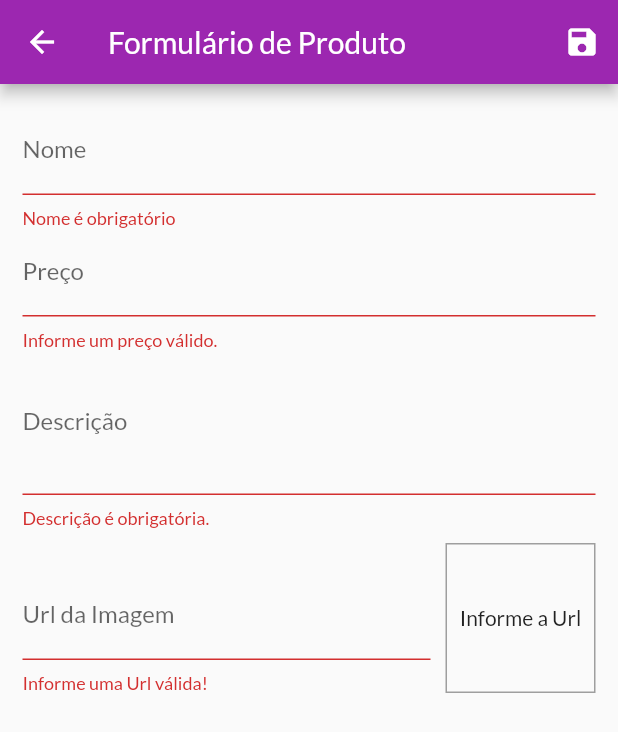
After one commit to rmcassio/shop-app, a Flutter app: the ProductFormPage screen opened by its route, after a tap on the "save" icon, on a phone screen of 412 x 824 dp. The commit adds this screen. Shown: the top 732 px of the screen. Run offline on Flutter 3.47's test engine with Material 2 defaults, Android fonts, the phone set to English and light mode, and no system bars; network calls fail.

Commit message:
applying form, add and delete

```diff
--- a/lib/components/product_grid.dart
+++ b/lib/components/product_grid.dart
@@ -1,6 +1,6 @@
 import 'package:flutter/material.dart';
 import 'package:provider/provider.dart';
-import 'package:shop_app/components/product_item.dart';
+import 'package:shop_app/components/product_grid_item.dart';
 import 'package:shop_app/models/product.dart';
 import '../models/product_list.dart';
 
@@ -19,7 +19,7 @@ class ProductGrid extends StatelessWidget {
       itemCount: loadedProducts.length,
       itemBuilder: (ctx, i) => ChangeNotifierProvider.value(
         value: loadedProducts[i],
-        child: ProductItem(),
+        child: ProductGridItem(),
       ),
       gridDelegate: const SliverGridDelegateWithFixedCrossAxisCount(
         crossAxisCount: 2,
--- a/lib/main.dart
+++ b/lib/main.dart
@@ -5,6 +5,8 @@ import 'package:shop_app/models/order_list.dart';
 import 'package:shop_app/models/product_list.dart';
 import 'package:shop_app/pages/cart_page.dart';
 import 'package:shop_app/pages/product_detail_page.dart';
+import 'package:shop_app/pages/product_form_page.dart';
+import 'package:shop_app/pages/products_page.dart';
 import 'package:shop_app/pages/products_overview_page.dart';
 import 'package:shop_app/utils/app_routes.dart';
 
@@ -45,6 +47,8 @@ class MyApp extends StatelessWidget {
           AppRoutes.PRODUCT_DETAIL: (ctx) => ProductDetailPage(),
           AppRoutes.CART: (ctx) => CartPage(),
           AppRoutes.ORDERS: (ctx) => OrdersPage(),
+          AppRoutes.PRODUCTS: (ctx) => ProductsPage(),
+          AppRoutes.PRODUCT_FORM: (ctx) => ProductFormPage(),
         },
         debugShowCheckedModeBanner: false,
       ),
--- /dev/null
+++ b/lib/pages/product_form_page.dart
@@ -0,0 +1,231 @@
+import 'package:flutter/material.dart';
+import 'package:provider/provider.dart';
+import 'package:shop_app/models/product_list.dart';
+
+import '../models/product.dart';
+
+class ProductFormPage extends StatefulWidget {
+  const ProductFormPage({Key? key}) : super(key: key);
+
+  @override
+  _ProductFormPageState createState() => _ProductFormPageState();
+}
+
+class _ProductFormPageState extends State<ProductFormPage> {
+  final _priceFocus = FocusNode();
+  final _descriptionFocus = FocusNode();
+
+  final _imageUrlFocus = FocusNode();
+  final _imageUrlController = TextEditingController();
+
+  final _formKey = GlobalKey<FormState>();
+  final _formData = Map<String, Object>();
+
+  @override
+  void initState() {
+    super.initState();
+    _imageUrlFocus.addListener(updateImage);
+  }
+
+  @override
+  void didChangeDependencies() {
+    super.didChangeDependencies();
+
+    if (_formData.isEmpty) {
+      final arg = ModalRoute.of(context)?.settings.arguments;
+
+      if (arg != null) {
+        final product = arg as Product;
+        _formData['id'] = product.id;
+        _formData['name'] = product.name;
+        _formData['price'] = product.price;
+        _formData['description'] = product.description;
+        _formData['imageUrl'] = product.imageUrl;
+
+        _imageUrlController.text = product.imageUrl;
+      }
+    }
+  }
+
+  @override
+  void dispose() {
+    super.dispose();
+    _priceFocus.dispose();
+    _descriptionFocus.dispose();
+
+    _imageUrlFocus.removeListener(updateImage);
+    _imageUrlFocus.dispose();
+  }
+
+  void updateImage() {
+    setState(() {});
+  }
+
+  bool isValidImageUrl(String url) {
+    bool isValidUrl = Uri.tryParse(url)?.hasAbsolutePath ?? false;
+    bool endsWithFile = url.toLowerCase().endsWith('.png') ||
+        url.toLowerCase().endsWith('.jpg') ||
+        url.toLowerCase().endsWith('.jpeg');
+    return isValidUrl && endsWithFile;
+  }
+
+  void _submitForm() {
+    final isValid = _formKey.currentState?.validate() ?? false;
+
+    if (!isValid) {
+      return;
+    }
+
+    _formKey.currentState?.save();
+
+    Provider.of<ProductList>(
+      context,
+      listen: false,
+    ).saveProduct(_formData);
+
+    Navigator.of(context).pop();
+  }
+
+  @override
+  Widget build(BuildContext context) {
+    return Scaffold(
+      appBar: AppBar(
+        title: Text('Formulário de Produto'),
+        actions: [
+          IconButton(
+            onPressed: _submitForm,
+            icon: Icon(Icons.save),
+          ),
+        ],
+      ),
+      body: Padding(
+        padding: const EdgeInsets.all(15),
+        child: Form(
+          key: _formKey,
+          child: ListView(
+            children: [
+              TextFormField(
+                initialValue: _formData['name']?.toString(),
+                decoration: InputDecoration(
+                  labelText: 'Nome',
+                ),
+                textInputAction: TextInputAction.next,
+                onFieldSubmitted: (_) {
+                  FocusScope.of(context).requestFocus(_priceFocus);
+                },
+                onSaved: (name) => _formData['name'] = name ?? '',
+                validator: (_name) {
+                  final name = _name ?? '';
+
+                  if (name.trim().isEmpty) {
+                    return 'Nome é obrigatório';
+                  }
+
+                  if (name.trim().length < 3) {
+                    return 'Nome precisa no mínimo de 3 letras.';
+                  }
+
+                  return null;
+                },
+              ),
+              TextFormField(
+                initialValue: _formData['price']?.toString(),
+                decoration: InputDecoration(labelText: 'Preço'),
+                textInputAction: TextInputAction.next,
+                focusNode: _priceFocus,
+                keyboardType: TextInputType.numberWithOptions(
+                  decimal: true,
+                ),
+                onFieldSubmitted: (_) {
+                  FocusScope.of(context).requestFocus(_descriptionFocus);
+                },
+                onSaved: (price) =>
+                    _formData['price'] = double.parse(price ?? '0'),
+                validator: (_price) {
+                  final priceString = _price ?? '';
+                  final price = double.tryParse(priceString) ?? -1;
+
+                  if (price <= 0) {
+                    return 'Informe um preço válido.';
+                  }
+
+                  return null;
+                },
+              ),
+              TextFormField(
+                initialValue: _formData['description']?.toString(),
+                decoration: InputDecoration(labelText: 'Descrição'),
+                textInputAction: TextInputAction.next,
+                focusNode: _descriptionFocus,
+                keyboardType: TextInputType.multiline,
+                maxLines: 3,
+                onSaved: (description) =>
+                    _formData['description'] = description ?? '',
+                validator: (_description) {
+                  final description = _description ?? '';
+
+                  if (description.trim().isEmpty) {
+                    return 'Descrição é obrigatória.';
+                  }
+
+                  if (description.trim().length < 10) {
+                    return 'Descrição precisa no mínimo de 10 letras.';
+                  }
+
+                  return null;
+                },
+              ),
+              Row(
+                crossAxisAlignment: CrossAxisAlignment.end,
+                children: [
+                  Expanded(
+                    child: TextFormField(
+                      decoration: InputDecoration(labelText: 'Url da Imagem'),
+                      keyboardType: TextInputType.url,
+                      textInputAction: TextInputAction.done,
+                      focusNode: _imageUrlFocus,
+                      controller: _imageUrlController,
+                      onFieldSubmitted: (_) => _submitForm(),
+                      onSaved: (imageUrl) =>
+                          _formData['imageUrl'] = imageUrl ?? '',
+                      validator: (_imageUrl) {
+                        final imageUrl = _imageUrl ?? '';
+
+                        if (!isValidImageUrl(imageUrl)) {
+                          return 'Informe uma Url válida!';
+                        }
+
+                        return null;
+                      },
+                    ),
+                  ),
+                  Container(
+                    height: 100,
+                    width: 100,
+                    margin: const EdgeInsets.only(
+                      top: 10,
+                      left: 10,
+                    ),
+                    decoration: BoxDecoration(
+                      border: Border.all(
+                        color: Colors.grey,
+                        width: 1,
+                      ),
+                    ),
+                    alignment: Alignment.center,
+                    child: _imageUrlController.text.isEmpty
+                        ? Text('Informe a Url')
+                        : FittedBox(
+                            child: Image.network(_imageUrlController.text),
+                            fit: BoxFit.cover,
+                          ),
+                  ),
+                ],
+              ),
+            ],
+          ),
+        ),
+      ),
+    );
+  }
+}
--- a/lib/utils/app_routes.dart
+++ b/lib/utils/app_routes.dart
@@ -3,4 +3,6 @@ class AppRoutes {
   static const CART = '/cart';
   static const HOME = '/';
   static const ORDERS = '/orders';
+  static const PRODUCTS = '/products';
+  static const PRODUCT_FORM = '/product-form';
 }
```
Also changed, not shown: lib/components/app_drawer.dart (+10 -0 lines), lib/components/cart_item.dart (+27 -2 lines), lib/components/product_grid_item.dart (added, +70 -0 lines), lib/components/product_item.dart (+49 -35 lines), lib/models/cart.dart (+22 -0 lines), lib/models/product_list.dart (+41 -0 lines), lib/pages/products_page.dart (added, +45 -0 lines).
